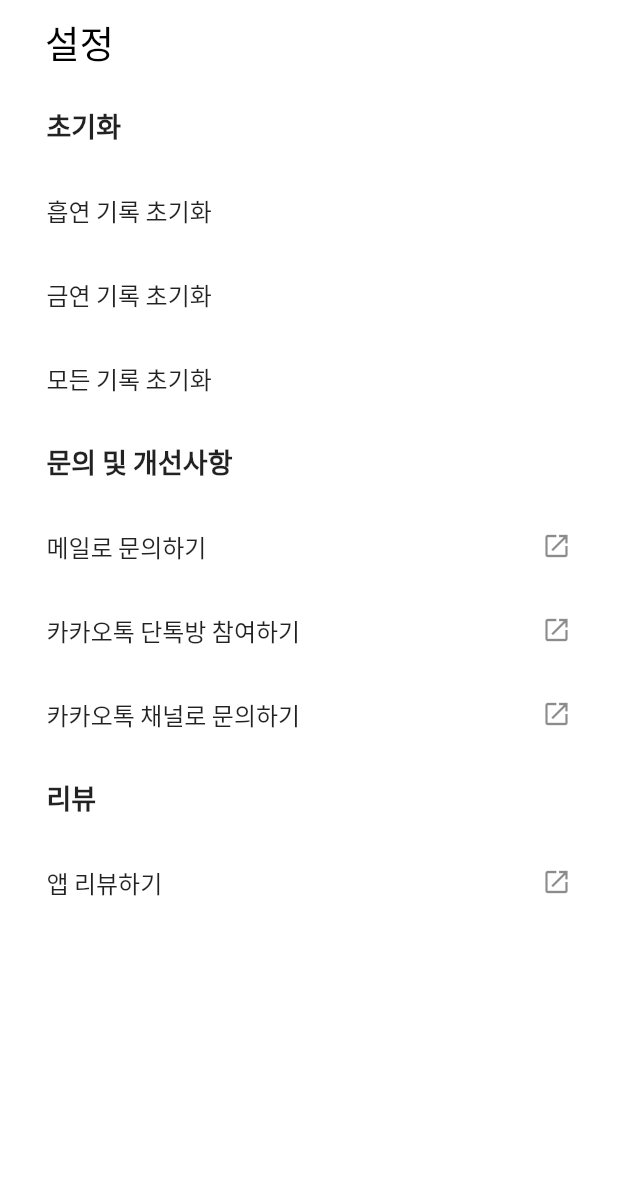
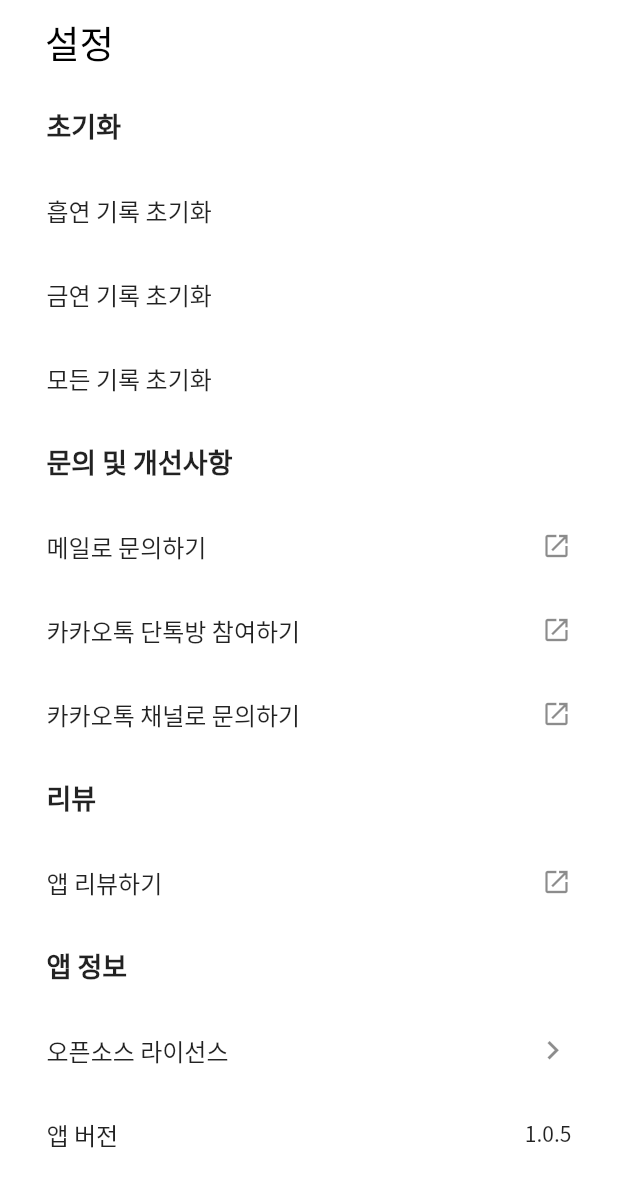
Before and after one commit to shs395/damta, a Flutter app: the SettingPage screen opened directly, on a phone screen of 412 x 824 dp. Shown: the top 1187 px of the screen. Run offline on Flutter 3.47's test engine with Material 2 defaults, Android fonts, the phone set to English and light mode, and no system bars; our stand-ins replace badges, charts_flutter, device_info_plus, firebase_analytics, fl_chart, flutter_datetime_picker and 10 more; missing offline and left inert: dart:ffi, flutter_email_sender, ios_utsname_ext; accounts and stored records are empty; network calls fail.

Commit message:
feat: 오픈소스 라이선스 페이지 추가
LicensePage 사용

```diff
--- a/lib/view/screens/setting_page.dart
+++ b/lib/view/screens/setting_page.dart
@@ -258,10 +258,62 @@ class SettingPage extends StatelessWidget {
                 );
               }
             ),
+            ListTile(
+              title: Text(
+                '앱 정보',
+                style: TextStyle(
+                  fontWeight: FontWeight.w700,
+                  fontSize: 18,
+                ),
+              ),
+            ),
+            ListTile(
+              title: Text(
+                '오픈소스 라이선스',
+              ),
+              trailing: Icon(
+                Icons.navigate_next,
+                size: 25
+              ),
+              onTap: () {
+                Navigator.of(context).push(
+                  MaterialPageRoute<void>(
+                    builder: (context) => Theme(
+                      data: ThemeData(
+                        primarySwatch: MaterialColor(
+                          0xFFFFFFFF,
+                          const <int, Color>{
+                            50: const Color(0xFFFFFFFF),
+                            100: const Color(0xFFFFFFFF),
+                            200: const Color(0xFFFFFFFF),
+                            300: const Color(0xFFFFFFFF),
+                            400: const Color(0xFFFFFFFF),
+                            500: const Color(0xFFFFFFFF),
+                            600: const Color(0xFFFFFFFF),
+                            700: const Color(0xFFFFFFFF),
+                            800: const Color(0xFFFFFFFF),
+                            900: const Color(0xFFFFFFFF),
+                          },
+                        )
+                      ),
+                      child: LicensePage(
+                        applicationName: '담타 - 담배, 타임!',
+                        applicationVersion: 'ver 1.0.5'
+                      ),
+                    ),
+                  ),
+                );
+              }
+            ),
+            ListTile(
+              title: Text(
+                '앱 버전',
+              ),
+              trailing: Text(
+                '1.0.5',
+              ),
+            ),
 
-            // ListTile(
-            //   title: Text('개인정보처리방침'),
-            // ),
           ]
         )
       )
```
